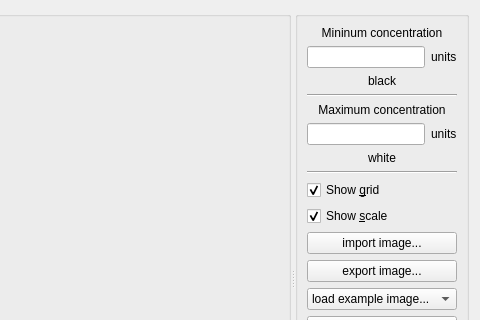
Qt form gui/dialogs/dialogimagedata.ui (spatial-model-editor/spatial-model-editor) before a commit; both pictures show x 260 to 740 and y 0 to 320 of the 740 by 583 pixel window.
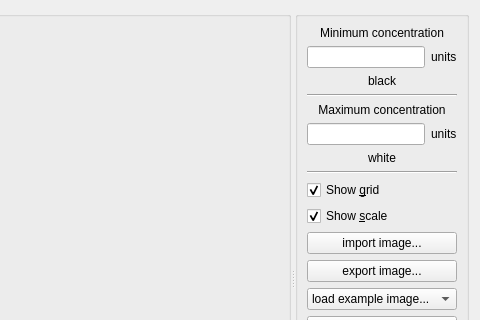
The same form after that commit. Custom widgets are drawn as their Qt base class.

Diff of the .ui file:
```diff
--- a/gui/dialogs/dialogimagedata.ui
+++ b/gui/dialogs/dialogimagedata.ui
@@ -218,7 +218,7 @@
           </sizepolicy>
          </property>
          <property name="text">
-          <string>Mininum concentration</string>
+          <string>Minimum concentration</string>
          </property>
          <property name="alignment">
           <set>Qt::AlignCenter</set>
```
